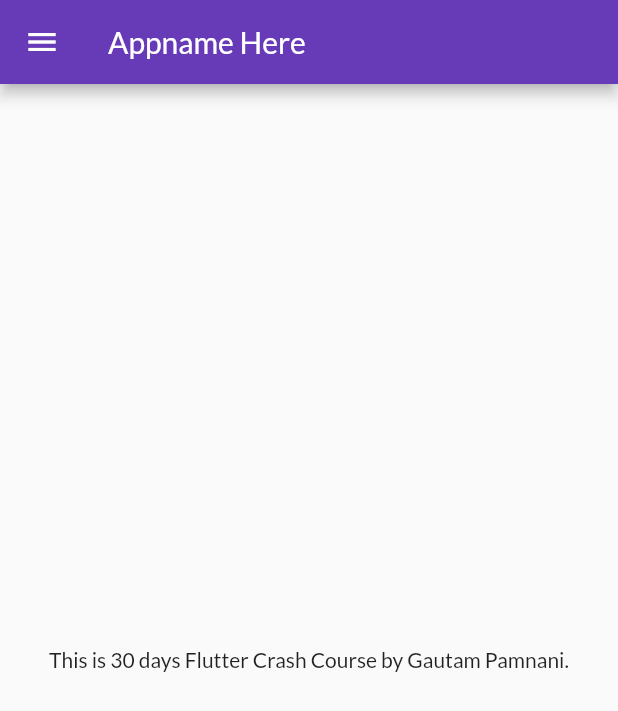
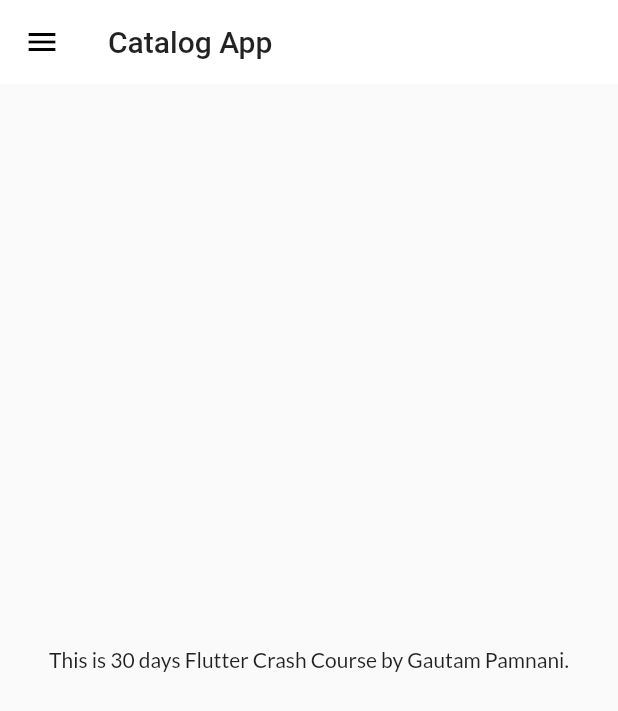
Before and after one commit to AdvancedMicroDev/30DaysOfFlutter, a Flutter app: the screen it shows after launch, on a phone screen of 412 x 824 dp. Shown: the top 711 px of the screen. Run offline on Flutter 3.47's test engine with Material 2 defaults, Android fonts, the phone set to English and light mode, and no system bars; our stand-ins replace google_fonts.

Commit message:
Themes Extracted

```diff
--- a/lib/main.dart
+++ b/lib/main.dart
@@ -2,6 +2,7 @@ import 'package:flutter/material.dart';
 import 'package:flutter_application_1/pages/home_page.dart';
 import 'package:flutter_application_1/pages/login_page.dart';
 import 'package:flutter_application_1/utils/routes.dart';
+import 'package:flutter_application_1/widgets/themes.dart';
 import 'package:google_fonts/google_fonts.dart';
 
 // Function inside a class = Method (Here build is method)
@@ -18,11 +19,9 @@ class MyApp extends StatelessWidget {
     return MaterialApp(
         // home: HomePage(),
         themeMode: ThemeMode.light,
-        theme: ThemeData(
-            primarySwatch: Colors.deepPurple,
-            fontFamily: GoogleFonts.lato().fontFamily),
+        theme: MyTheme.lightTheme(context),
         // primaryTextTheme: GoogleFonts.poppinsTextTheme()),
-        // darkTheme: ThemeData(brightness: Brightness.dark),
+        darkTheme: MyTheme.darkTheme(context),
         debugShowCheckedModeBanner: false,
         initialRoute: MyRoutes.homeRoute,
         routes: {
--- a/lib/pages/home_page.dart
+++ b/lib/pages/home_page.dart
@@ -8,7 +8,7 @@ class HomePage extends StatelessWidget {
   Widget build(BuildContext context) {
     return Scaffold(
       appBar: AppBar(
-        title: Text("Appname Here"),
+        title: Text("Catalog App"),
       ),
       body: Center(
         child: Container(
--- /dev/null
+++ b/lib/widgets/themes.dart
@@ -0,0 +1,19 @@
+import 'package:flutter/material.dart';
+import 'package:google_fonts/google_fonts.dart';
+
+class MyTheme {
+  static ThemeData lightTheme(BuildContext context) => ThemeData(
+        primarySwatch: Colors.deepPurple,
+        fontFamily: GoogleFonts.lato().fontFamily,
+        appBarTheme: AppBarTheme(
+          color: Colors.white,
+          elevation: 0.0,
+          iconTheme: IconThemeData(color: Colors.black),
+          textTheme: Theme.of(context).textTheme,
+        ),
+      );
+
+  static ThemeData darkTheme(BuildContext context) => ThemeData(
+        brightness: Brightness.dark,
+      );
+}
```
